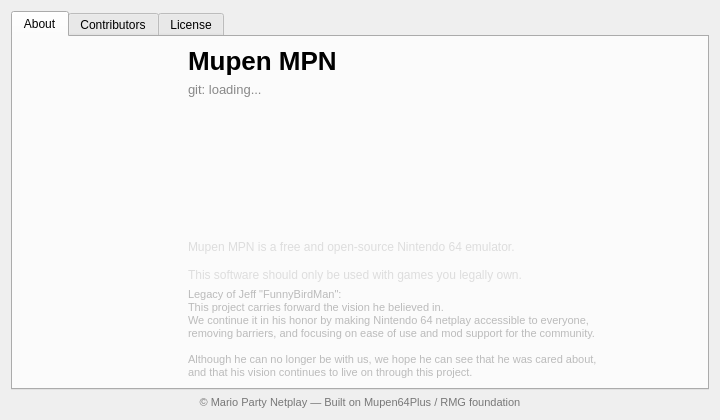
First picture: the form in Source/RMG/UserInterface/Dialog/AboutDialog.ui, repository MarioPartyNetplay/Mupen-MPN, before the edit.
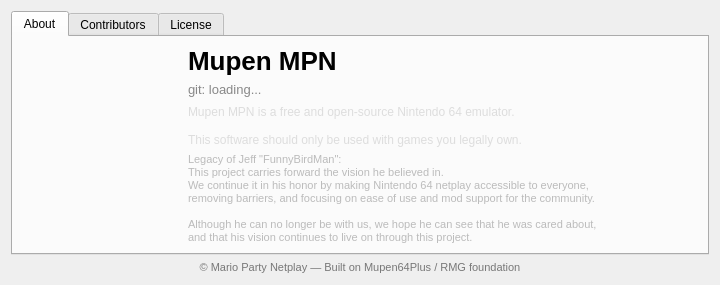
Second picture: the form after the edit. Icons and pictures are not drawn.

The edit to the form file:
```diff
--- a/Source/RMG/UserInterface/Dialog/AboutDialog.ui
+++ b/Source/RMG/UserInterface/Dialog/AboutDialog.ui
@@ -8,7 +8,7 @@
     <x>0</x>
     <y>0</y>
     <width>720</width>
-    <height>420</height>
+    <height>220</height>
    </rect>
   </property>
 
```
